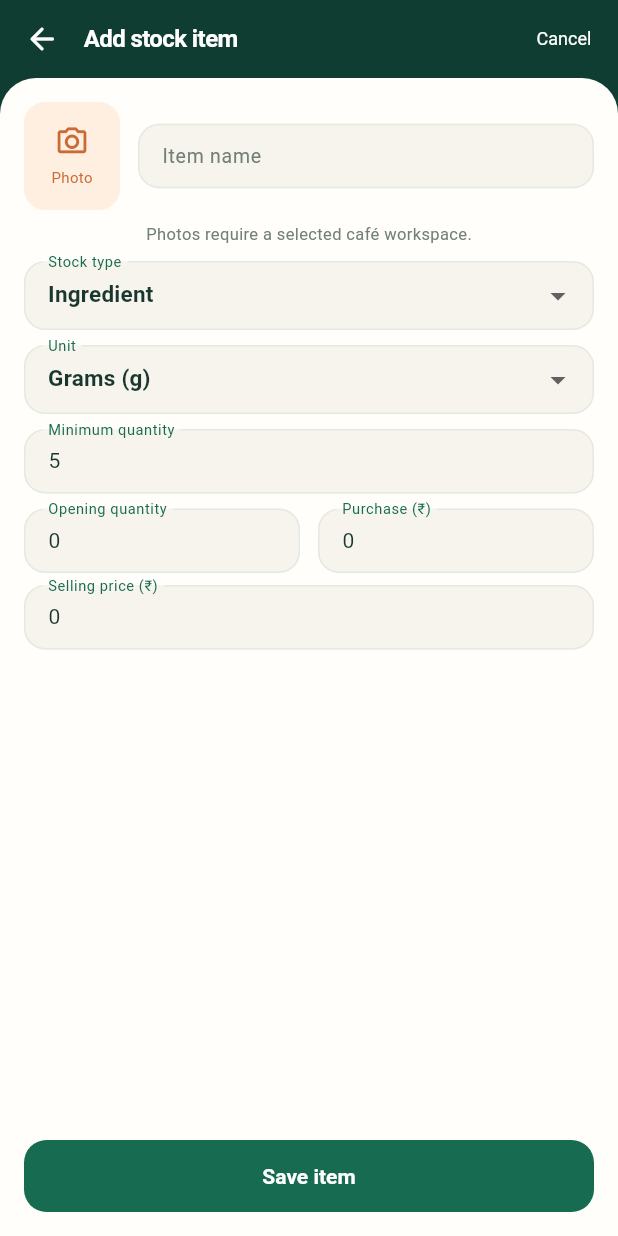
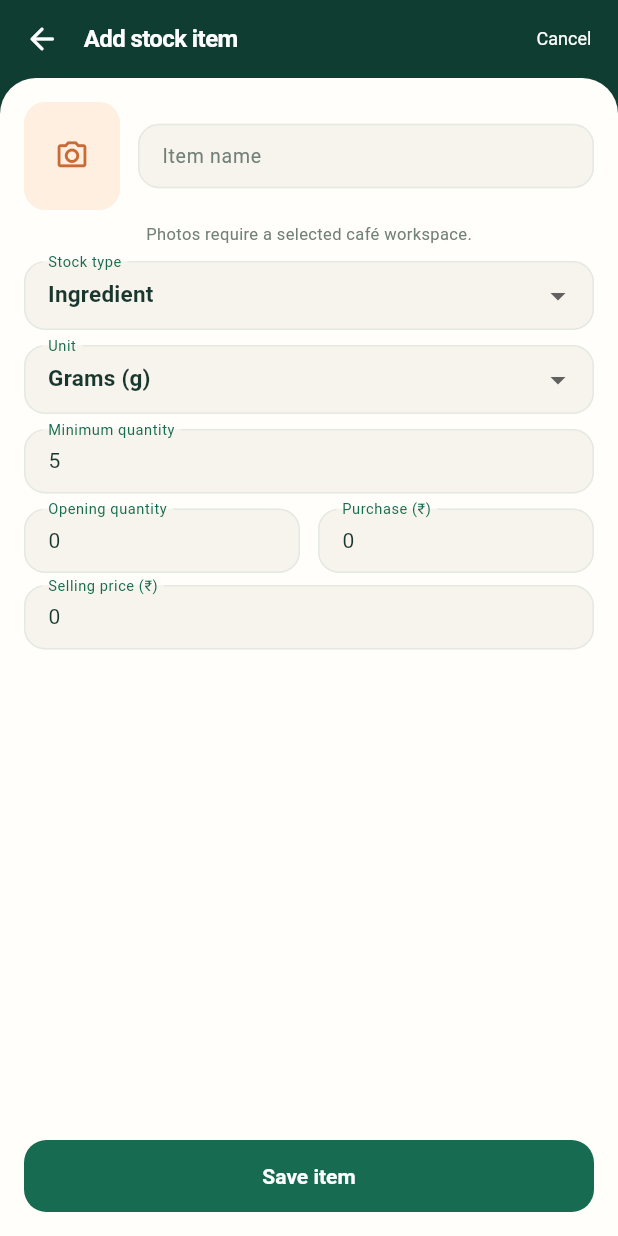
Before and after one commit to codewithkavy/brewverse-cafe-manager, a Flutter app: the screen it shows once a user with an empty profile is signed in, after a tap on "Add stock", on a phone screen of 412 x 824 dp. Run offline on Flutter 3.47's test engine with Material 3 defaults, Android fonts, the phone set to English and light mode, and no system bars; our stand-ins replace cloud_firestore, cloud_functions, firebase_auth, firebase_core, firebase_storage, image_picker and 2 more; missing offline and left inert: flutter_thermal_printer; accounts and stored records are empty.

Commit message:
Avoid tall photo placeholder overflow at large Android text scales

```diff
--- a/lib/screens/inventory_screen.dart
+++ b/lib/screens/inventory_screen.dart
@@ -853,18 +853,12 @@ class _AddItemDialogState extends State<_AddItemDialog> {
                                   _selectedPhoto!.bytes,
                                   fit: BoxFit.cover,
                                 )
-                              : const Column(
-                                  mainAxisAlignment: MainAxisAlignment.center,
-                                  children: [
-                                    Icon(Icons.photo_camera_outlined,
-                                        color: AppTheme.orangeDeep, size: 23),
-                                    SizedBox(height: 5),
-                                    Text('Photo',
-                                        style: TextStyle(
-                                          color: AppTheme.orangeDeep,
-                                          fontSize: 10,
-                                        )),
-                                  ],
+                              : const Center(
+                                  child: Icon(
+                                    Icons.photo_camera_outlined,
+                                    color: AppTheme.orangeDeep,
+                                    size: 23,
+                                  ),
                                 ),
                         ),
                       ),
```
